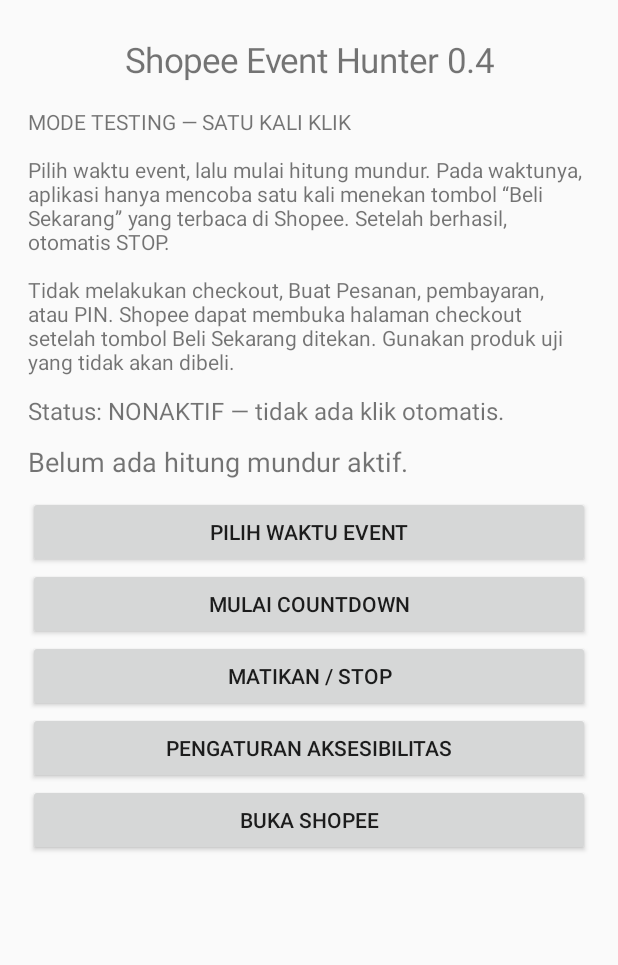
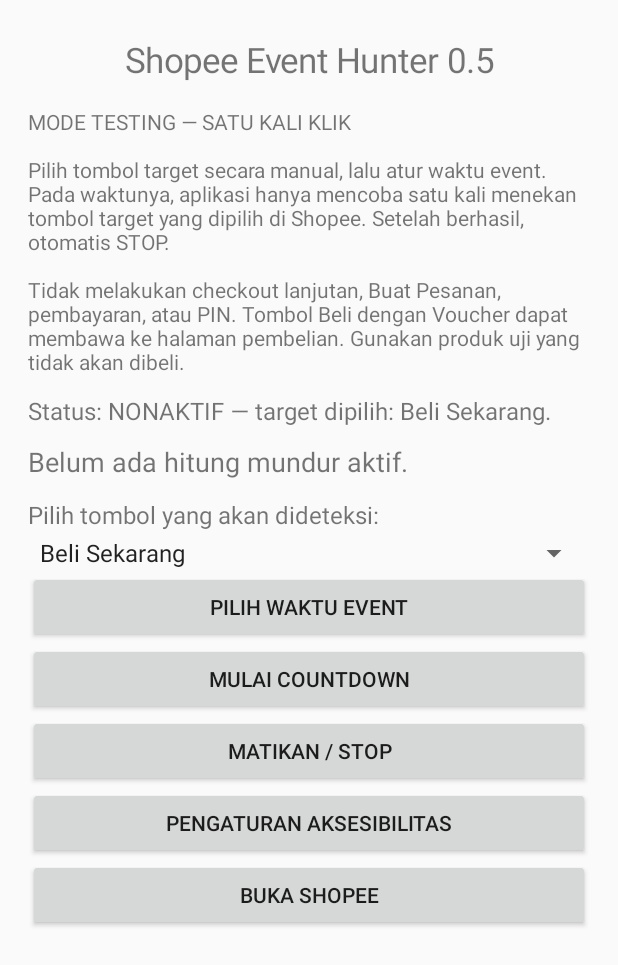
Before and after one commit to animaspupah234-bot/ShopeeEventHunter, an Android app: the screen it shows after launch (MainActivity), on a phone screen of 412 x 824 dp. Shown: the top 965 px of the screen. Run offline under Robolectric (Android 15) with nearby library versions, the phone set to English and light mode, and no system bars.

Commit message:
Add selectable Shopee button target

```diff
--- a/app/src/main/java/com/example/shopeehunter/MainActivity.java
+++ b/app/src/main/java/com/example/shopeehunter/MainActivity.java
@@ -12,6 +12,9 @@ import android.view.Gravity;
 import android.widget.Button;
 import android.widget.LinearLayout;
 import android.widget.TextView;
+import android.widget.Spinner;
+import android.widget.ArrayAdapter;
+import android.widget.AdapterView;
 import java.text.SimpleDateFormat;
 import java.util.Calendar;
 import java.util.Locale;
@@ -22,6 +25,7 @@ public class MainActivity extends Activity {
     private final Handler handler = new Handler();
     private final Calendar eventTime = Calendar.getInstance();
     private final SimpleDateFormat fmt = new SimpleDateFormat("dd-MM-yyyy HH:mm:ss", new Locale("id","ID"));
+    private static final String[] TARGETS = {"Beli Sekarang", "Beli dengan Voucher"};
 
     private final Runnable ticker = new Runnable() {
         @Override public void run() {
@@ -34,7 +38,7 @@ public class MainActivity extends Activity {
                     countdown.setText(String.format(Locale.getDefault(),
                         "Hitung mundur: %02d:%02d:%02d", sec/3600, (sec%3600)/60, sec%60));
                 } else {
-                    countdown.setText("Waktu event tiba — menunggu tombol Beli Sekarang terlihat.");
+                    countdown.setText("Waktu event tiba — menunggu tombol target yang dipilih terlihat.");
                 }
             } else {
                 countdown.setText("Belum ada hitung mundur aktif.");
@@ -53,13 +57,13 @@ public class MainActivity extends Activity {
         layout.setGravity(Gravity.CENTER_HORIZONTAL);
 
         TextView title = new TextView(this);
-        title.setText("Shopee Event Hunter 0.4");
+        title.setText("Shopee Event Hunter 0.5");
         title.setTextSize(23);
         title.setGravity(Gravity.CENTER);
         layout.addView(title);
 
         TextView warning = new TextView(this);
-        warning.setText("\nMODE TESTING — SATU KALI KLIK\n\nPilih waktu event, lalu mulai hitung mundur. Pada waktunya, aplikasi hanya mencoba satu kali menekan tombol “Beli Sekarang” yang terbaca di Shopee. Setelah berhasil, otomatis STOP.\n\nTidak melakukan checkout, Buat Pesanan, pembayaran, atau PIN. Shopee dapat membuka halaman checkout setelah tombol Beli Sekarang ditekan. Gunakan produk uji yang tidak akan dibeli.");
+        warning.setText("\nMODE TESTING — SATU KALI KLIK\n\nPilih tombol target secara manual, lalu atur waktu event. Pada waktunya, aplikasi hanya mencoba satu kali menekan tombol target yang dipilih di Shopee. Setelah berhasil, otomatis STOP.\n\nTidak melakukan checkout lanjutan, Buat Pesanan, pembayaran, atau PIN. Tombol Beli dengan Voucher dapat membawa ke halaman pembelian. Gunakan produk uji yang tidak akan dibeli.");
         warning.setTextSize(14);
         layout.addView(warning);
 
@@ -70,8 +74,30 @@ public class MainActivity extends Activity {
 
         countdown = new TextView(this);
         countdown.setTextSize(18);
-        countdown.setPadding(0, 8, 0, 16);
+        countdown.setPadding(0, 8, 0, 10);
         layout.addView(countdown);
+
+        TextView targetLabel = new TextView(this);
+        targetLabel.setText("Pilih tombol yang akan dideteksi:");
+        targetLabel.setTextSize(16);
+        targetLabel.setPadding(0, 8, 0, 4);
+        layout.addView(targetLabel);
+
+        Spinner targetSpinner = new Spinner(this);
+        ArrayAdapter<String> targetAdapter = new ArrayAdapter<>(this,
+            android.R.layout.simple_spinner_item, TARGETS);
+        targetAdapter.setDropDownViewResource(android.R.layout.simple_spinner_dropdown_item);
+        targetSpinner.setAdapter(targetAdapter);
+        String savedTarget = prefs.getString("target_button", TARGETS[0]);
+        targetSpinner.setSelection(savedTarget.equals(TARGETS[1]) ? 1 : 0);
+        targetSpinner.setOnItemSelectedListener(new AdapterView.OnItemSelectedListener() {
+            @Override public void onItemSelected(AdapterView<?> parent, android.view.View view, int position, long id) {
+                prefs.edit().putString("target_button", TARGETS[position]).apply();
+                refreshStatus();
+            }
+            @Override public void onNothingSelected(AdapterView<?> parent) { }
+        });
+        layout.addView(targetSpinner);
 
         Button choose = new Button(this);
         choose.setText("PILIH WAKTU EVENT");
@@ -133,9 +159,10 @@ public class MainActivity extends Activity {
 
     private void refreshStatus() {
         if (status != null && prefs != null) {
+            String target = prefs.getString("target_button", TARGETS[0]);
             status.setText(prefs.getBoolean("armed", false)
-                ? "Status: COUNTDOWN AKTIF — satu kali klik setelah waktunya."
-                : "Status: NONAKTIF — tidak ada klik otomatis.");
+                ? "Status: COUNTDOWN AKTIF — target: " + target + " (maksimal satu klik)."
+                : "Status: NONAKTIF — target dipilih: " + target + ".");
         }
     }
 
```
